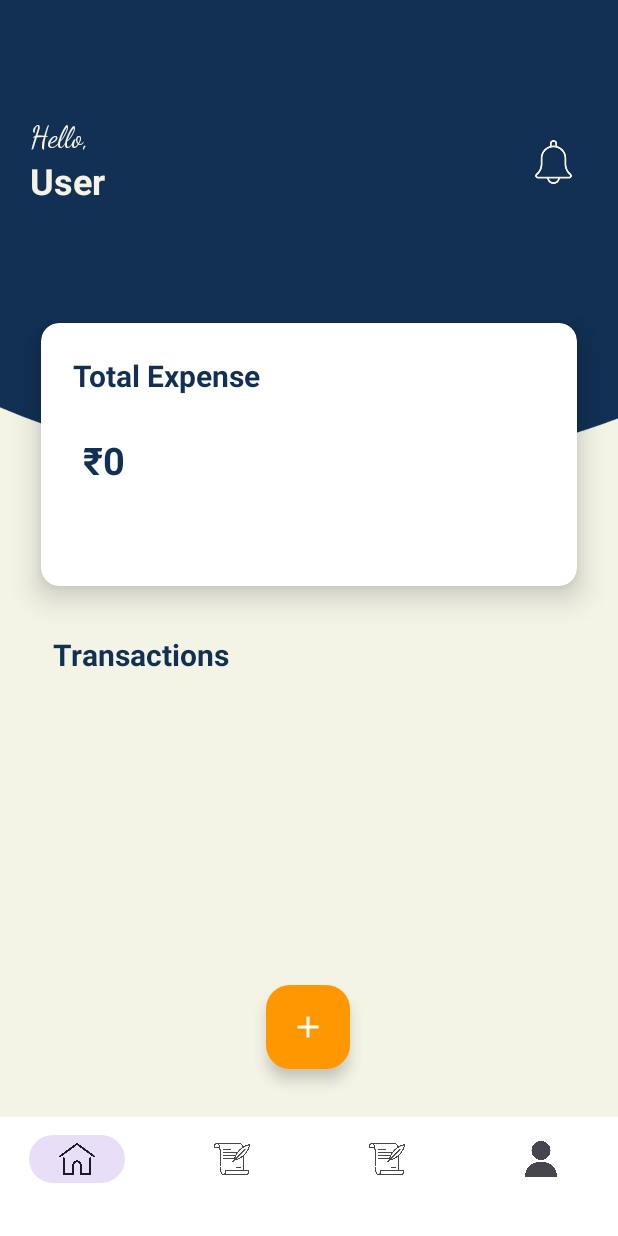
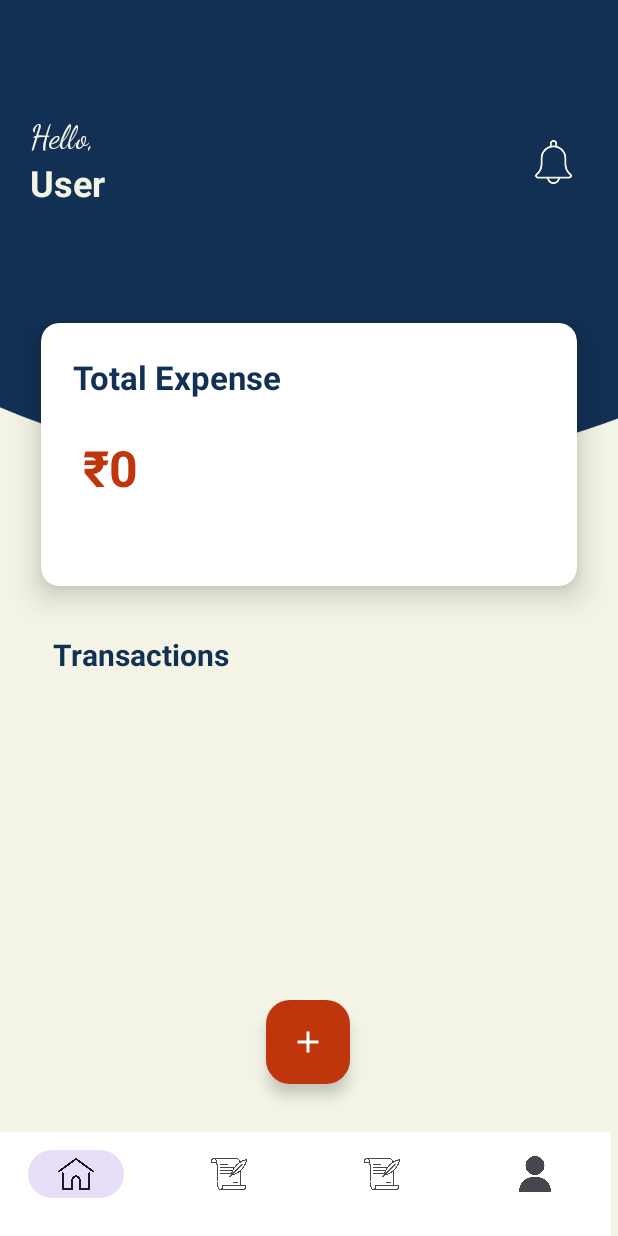
Before and after one commit to harpreet-03/MyBudget, an Android app: the HomeDashBoard screen opened directly, with no data from a screen before it, on a phone screen of 412 x 824 dp. Run offline under Robolectric (Android 15) with nearby library versions, the phone set to English and light mode, and no system bars.

Commit message:
Trackerr readyyy

```diff
--- a/app/src/main/java/com/example/mybudget/HomeDashBoard.kt
+++ b/app/src/main/java/com/example/mybudget/HomeDashBoard.kt
@@ -1,8 +1,11 @@
 package com.example.mybudget
 
 import android.content.Intent
+import android.icu.text.DisplayContext.LENGTH_SHORT
 import android.os.Bundle
+import android.widget.ImageView
 import android.widget.TextView
+import android.widget.Toast
 import androidx.appcompat.app.AppCompatActivity
 import androidx.recyclerview.widget.LinearLayoutManager
 import androidx.recyclerview.widget.RecyclerView
@@ -28,9 +31,10 @@ class HomeDashBoard : AppCompatActivity() {
 
         val prefs = getSharedPreferences("user_prefs", MODE_PRIVATE)
         val userName = prefs.getString("username", "User") // default fallback name
-
         val nameTextView = findViewById<TextView>(R.id.UserName)
         nameTextView.text = userName
+
+
 
         dbHelper = ExpenseDatabaseHelper(this)
         recyclerView = findViewById(R.id.transactionsRecyclerView)
--- a/app/src/main/res/layout/activity_home_dash_board.xml
+++ b/app/src/main/res/layout/activity_home_dash_board.xml
@@ -34,7 +34,7 @@
                 android:fontFamily="cursive"
                 android:text="Hello,"
                 android:textColor="#F3F3E6"
-                android:textSize="20sp" />
+                android:textSize="22sp" />
 
             <TextView
                 android:id="@+id/UserName"
@@ -85,7 +85,7 @@
                 android:padding="5dp"
                 android:text="Total Expense"
                 android:textColor="#113054"
-                android:textSize="20sp"
+                android:textSize="22sp"
                 android:textStyle="bold"
                 app:layout_constraintBottom_toBottomOf="parent"
                 app:layout_constraintEnd_toEndOf="parent"
@@ -104,9 +104,9 @@
                 android:inputType="numberDecimal"
                 android:maxLines="1"
                 android:padding="12dp"
-                android:textColor="#113054"
+                android:textColor="#BF360C"
                 android:textColorHint="#888888"
-                android:textSize="25sp"
+                android:textSize="33sp"
                 android:textStyle="bold"
                 app:layout_constraintBottom_toBottomOf="parent"
                 app:layout_constraintEnd_toEndOf="parent"
@@ -147,8 +147,8 @@
 
     <androidx.recyclerview.widget.RecyclerView
         android:id="@+id/transactionsRecyclerView"
-        android:layout_width="354dp"
-        android:layout_height="219dp"
+        android:layout_width="352dp"
+        android:layout_height="224dp"
         android:clipToPadding="false"
         android:overScrollMode="ifContentScrolls"
         android:padding="8dp"
@@ -163,12 +163,6 @@
     </androidx.recyclerview.widget.RecyclerView>
 
 
-    <!-- Floating Action Button -->
-
-    <!-- Bottom Navigation Bar -->
-
-    <!-- Bottom Navigation -->
-
     <com.google.android.material.floatingactionbutton.FloatingActionButton
         android:id="@+id/fabAddExpense"
         android:layout_width="wrap_content"
@@ -177,7 +171,7 @@
         android:contentDescription="Add Expense"
         android:elevation="10dp"
         android:src="@drawable/ic_add"
-        app:backgroundTint="#FF9800"
+        app:backgroundTint="#BF360C"
         app:layout_constraintBottom_toTopOf="@id/bottomNavigation"
         app:layout_constraintEnd_toEndOf="parent"
         app:layout_constraintHorizontal_bias="0.498"
@@ -188,8 +182,8 @@
 
     <com.google.android.material.bottomnavigation.BottomNavigationView
         android:id="@+id/bottomNavigation"
-        android:layout_width="match_parent"
-        android:layout_height="79dp"
+        android:layout_width="407dp"
+        android:layout_height="69dp"
         android:background="@color/white"
         app:itemHorizontalTranslationEnabled="false"
         app:labelVisibilityMode="labeled"
--- a/app/src/main/res/values/themes.xml
+++ b/app/src/main/res/values/themes.xml
@@ -4,6 +4,5 @@
         <!-- Customize your light theme here. -->
         <!-- <item name="colorPrimary">@color/my_light_primary</item> -->
     </style>
-
     <style name="Theme.MyBudget" parent="Base.Theme.MyBudget" />
 </resources>
```
